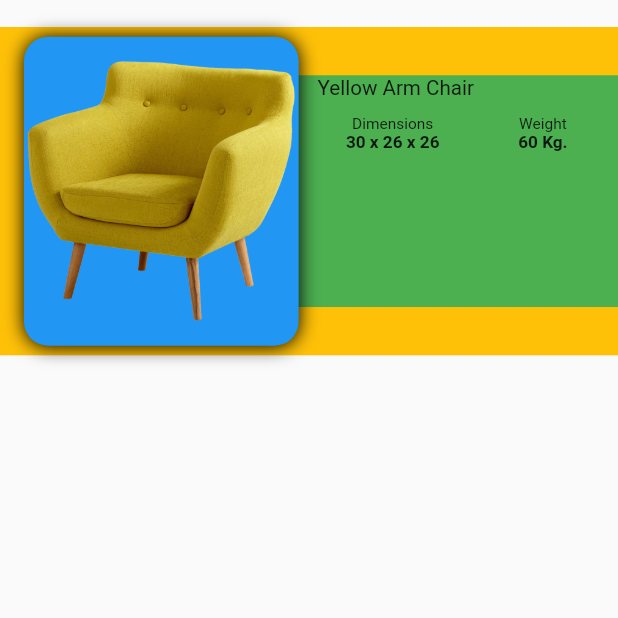
After one commit to erkanoygun/ShopApp, a Flutter app: the screen it shows after launch, after a tap on an icon or button, on a phone screen of 412 x 824 dp, the top half of it. The commit adds this screen. Run offline on Flutter 3.47's test engine with Material 2 defaults, Android fonts, the phone set to English and light mode, and no system bars; our stand-ins replace flutter_screenutil.

Commit message:
Shopping Cart Page added and created

```diff
--- a/lib/views/DetailPage/widgets/product_image.dart
+++ b/lib/views/DetailPage/widgets/product_image.dart
@@ -1,6 +1,5 @@
 import 'package:flutter/material.dart';
 import 'package:flutter_screenutil/flutter_screenutil.dart';
-
 import '../../../constant/style/widget_size.dart';
 
 class ProductImage extends StatelessWidget {
@@ -11,7 +10,7 @@ class ProductImage extends StatelessWidget {
   static final double containerHeight = WidgetSize.heightSize300;
   static final double imageSizedBoxHeight = WidgetSize.heightSize306;
   static final double imageSizedBoxWidth = WidgetSize.widthSize306;
-  static final EdgeInsets paddingOnly = const EdgeInsets.only(top: 16).r;
+  static final EdgeInsets paddingOnly = const EdgeInsets.only(top: 24, bottom: 3).r;
 
   @override
   Widget build(BuildContext context) {
--- /dev/null
+++ b/lib/views/ShopCartPage/shopping_cart_page.dart
@@ -0,0 +1,27 @@
+import 'package:flutter/material.dart';
+import 'package:shop_app/views/ShopCartPage/widgets/list_view_builder.dart';
+
+class ShoppingCartPage extends StatelessWidget {
+  const ShoppingCartPage({super.key});
+
+  @override
+  Widget build(BuildContext context) {
+    return Scaffold(
+      body: Padding(
+        padding: const EdgeInsets.only(top: 18),
+        child: Column(
+          children: const [
+            Expanded(
+              flex: 6,
+              child: MyListViewBuilder(),
+            ),
+            Expanded(
+              child: SizedBox(),
+              flex: 1,
+            ),
+          ],
+        ),
+      ),
+    );
+  }
+}
--- /dev/null
+++ b/lib/views/ShopCartPage/widgets/list_view_builder.dart
@@ -0,0 +1,31 @@
+import 'package:flutter/material.dart';
+import 'package:flutter_screenutil/flutter_screenutil.dart';
+import 'package:shop_app/views/ShopCartPage/widgets/product_image_container.dart';
+import 'package:shop_app/views/ShopCartPage/widgets/product_information_container.dart';
+
+class MyListViewBuilder extends StatelessWidget {
+  const MyListViewBuilder({super.key});
+
+  @override
+  Widget build(BuildContext context) {
+    return SizedBox(
+      child: ListView.builder(
+        itemCount: 1,
+        itemBuilder: (context, index) {
+          return Container(
+            color: Colors.amber,
+            width: double.infinity,
+            height: ScreenUtil().setHeight(170),
+            child: Stack(
+              alignment: Alignment.centerRight,
+              children: const [
+                ProductInformationWidget(),
+                ProductImageWidget(),
+              ],
+            ),
+          );
+        },
+      ),
+    );
+  }
+}
--- /dev/null
+++ b/lib/views/ShopCartPage/widgets/product_details.dart
@@ -0,0 +1,46 @@
+import 'package:flutter/material.dart';
+import 'package:flutter_screenutil/flutter_screenutil.dart';
+
+class ProductDetailsWidget extends StatelessWidget {
+  const ProductDetailsWidget({super.key});
+
+  @override
+  Widget build(BuildContext context) {
+    return Row(
+      children: [
+        Expanded(
+          child: Column(
+            children: [
+              Text(
+                "Dimensions",
+                style: TextStyle(fontSize: ScreenUtil().setSp(9)),
+              ),
+              Text(
+                "30 x 26 x 26",
+                style: TextStyle(
+                    fontSize: ScreenUtil().setSp(10),
+                    fontWeight: FontWeight.bold),
+              )
+            ],
+          ),
+        ),
+        Expanded(
+          child: Column(
+            children: [
+              Text(
+                "Weight",
+                style: TextStyle(fontSize: ScreenUtil().setSp(9)),
+              ),
+              Text(
+                "60 Kg.",
+                style: TextStyle(
+                    fontSize: ScreenUtil().setSp(10),
+                    fontWeight: FontWeight.bold),
+              )
+            ],
+          ),
+        ),
+      ],
+    );
+  }
+}
--- /dev/null
+++ b/lib/views/ShopCartPage/widgets/product_image_container.dart
@@ -0,0 +1,35 @@
+import 'package:flutter/material.dart';
+import 'package:flutter_screenutil/flutter_screenutil.dart';
+
+class ProductImageWidget extends StatelessWidget {
+  const ProductImageWidget({super.key});
+
+  @override
+  Widget build(BuildContext context) {
+    return Align(
+      alignment: Alignment.centerLeft,
+      child: Container(
+        decoration: const BoxDecoration(
+          color: Colors.blue,
+          borderRadius: BorderRadius.all(
+            Radius.circular(16),
+          ),
+          boxShadow: <BoxShadow>[
+            BoxShadow(
+                color: Colors.black,
+                blurRadius: 10.0,
+                offset: Offset(0.0, 0.75))
+          ],
+        ),
+        margin: EdgeInsets.symmetric(horizontal: 16),
+        width: ScreenUtil().setWidth(160),
+        height: ScreenUtil().setHeight(160),
+        child: SizedBox(
+          width: ScreenUtil().setWidth(160),
+          height: ScreenUtil().setHeight(160),
+          child: Image.asset("assets/images/armchair1.png"),
+        ),
+      ),
+    );
+  }
+}
--- /dev/null
+++ b/lib/views/ShopCartPage/widgets/product_information_container.dart
@@ -0,0 +1,43 @@
+import 'package:flutter/material.dart';
+import 'package:flutter_screenutil/flutter_screenutil.dart';
+import 'package:shop_app/views/ShopCartPage/widgets/product_details.dart';
+
+class ProductInformationWidget extends StatelessWidget {
+  const ProductInformationWidget({super.key});
+
+  @override
+  Widget build(BuildContext context) {
+    return Container(
+      alignment: Alignment.centerRight,
+      color: Colors.green,
+      width: ScreenUtil().setWidth(280),
+      height: ScreenUtil().setHeight(120),
+      child: SizedBox(
+        width: ScreenUtil().setWidth(175),
+        height: ScreenUtil().setHeight(120),
+        child: Column(
+          crossAxisAlignment: CrossAxisAlignment.start,
+          children: [
+            Expanded(
+              flex: 2,
+              child: Text(
+                "Yellow Arm Chair",
+                style: TextStyle(
+                  fontSize: ScreenUtil().setSp(12),
+                ),
+              ),
+            ),
+            const Expanded(
+              flex: 4,
+              child: ProductDetailsWidget(),
+            ),
+            Expanded(
+              flex: 6,
+              child: Row(),
+            ),
+          ],
+        ),
+      ),
+    );
+  }
+}
--- a/lib/views/mainPage/widgets/my_app_bar.dart
+++ b/lib/views/mainPage/widgets/my_app_bar.dart
@@ -6,6 +6,7 @@ import 'package:shop_app/view-model/app_view_model.dart';
 import '../../../constant/app/app_texts.dart';
 import '../../../constant/style/text_size.dart';
 import '../../../constant/style/widget_size.dart';
+import '../../ShopCartPage/shopping_cart_page.dart';
 
 class MyAppBar extends StatelessWidget {
   const MyAppBar({super.key});
@@ -34,7 +35,16 @@ class MyAppBar extends StatelessWidget {
                   TextStyle(color: titleColor, fontWeight: FontWeight.w500),
                 ),
           ),
-          Stack(
+          GestureDetector(
+            onTap: (){
+              Navigator.push(
+                  context,
+                  MaterialPageRoute(
+                    builder: (context) => const ShoppingCartPage(),
+                  ),
+                );
+            },
+            child: Stack(
               children: [
                 Icon(
                   Icons.shopping_cart,
@@ -71,6 +81,7 @@ class MyAppBar extends StatelessWidget {
                   ),
                 ),
               ],
+            ),
           )
         ],
       ),
```
Lines whose indentation alone changed are shown as unchanged.
